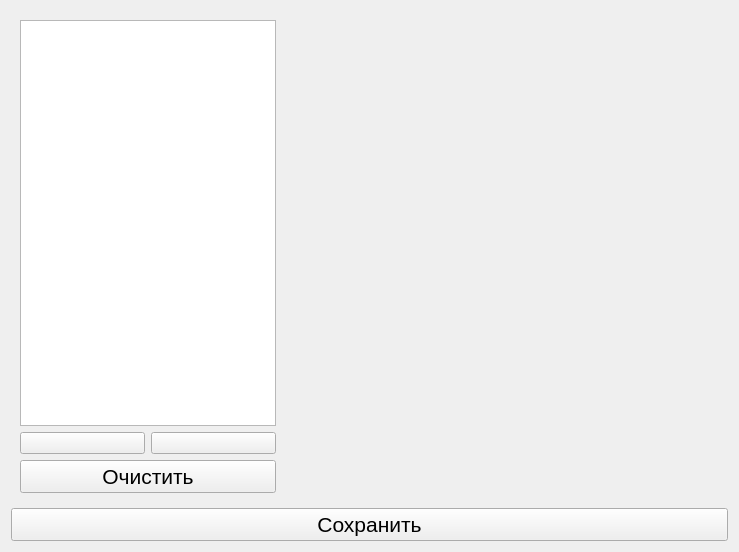
First picture: the form in PIconMaker/listed_widget.ui, repository SolovyovAA/PIconMaker, before the edit.
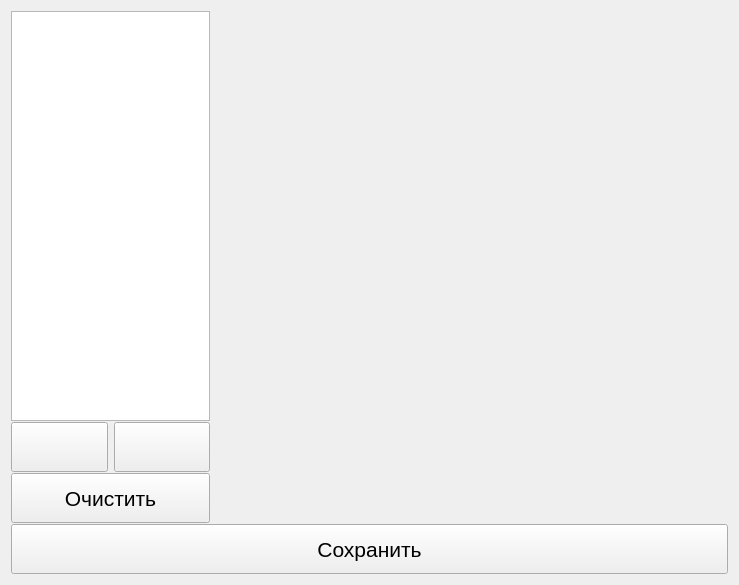
Second picture: the form after the edit. Icons and pictures are not drawn.

Commit message:
UI changes, block logic
Some changes in UI and release logic to block UI elements

The edit to the form file:
```diff
--- a/PIconMaker/listed_widget.ui
+++ b/PIconMaker/listed_widget.ui
@@ -14,12 +14,30 @@
    <string>Form</string>
   </property>
   <layout class="QGridLayout" name="gridLayout">
+   <property name="verticalSpacing">
+    <number>1</number>
+   </property>
    <item row="0" column="0">
     <widget class="QWidget" name="widget" native="true">
      <layout class="QHBoxLayout" name="horizontalLayout" stretch="0,2">
+      <property name="leftMargin">
+       <number>0</number>
+      </property>
+      <property name="topMargin">
+       <number>0</number>
+      </property>
+      <property name="rightMargin">
+       <number>0</number>
+      </property>
+      <property name="bottomMargin">
+       <number>0</number>
+      </property>
       <item>
        <widget class="QWidget" name="widget_2" native="true">
         <layout class="QVBoxLayout" name="verticalLayout">
+         <property name="spacing">
+          <number>1</number>
+         </property>
          <property name="leftMargin">
           <number>0</number>
          </property>
@@ -41,7 +59,7 @@
             <enum>QAbstractItemView::NoDragDrop</enum>
            </property>
            <property name="selectionMode">
-            <enum>QAbstractItemView::SingleSelection</enum>
+            <enum>QAbstractItemView::NoSelection</enum>
            </property>
            <property name="iconSize">
             <size>
@@ -86,6 +104,12 @@
             </property>
             <item>
              <widget class="QPushButton" name="btn_add">
+              <property name="minimumSize">
+               <size>
+                <width>0</width>
+                <height>50</height>
+               </size>
+              </property>
               <property name="text">
                <string/>
               </property>
@@ -103,6 +127,12 @@
             </item>
             <item>
              <widget class="QPushButton" name="btn_remove">
+              <property name="minimumSize">
+               <size>
+                <width>0</width>
+                <height>50</height>
+               </size>
+              </property>
               <property name="text">
                <string/>
               </property>
@@ -123,6 +153,12 @@
          </item>
          <item>
           <widget class="QPushButton" name="btn_clear">
+           <property name="minimumSize">
+            <size>
+             <width>0</width>
+             <height>50</height>
+            </size>
+           </property>
            <property name="font">
             <font>
              <pointsize>16</pointsize>
@@ -138,6 +174,12 @@
       </item>
       <item>
        <widget class="QWidget" name="w_iconView" native="true">
+        <property name="minimumSize">
+         <size>
+          <width>512</width>
+          <height>512</height>
+         </size>
+        </property>
         <layout class="QGridLayout" name="gridLayout_2">
          <item row="0" column="1">
           <spacer name="verticalSpacer">
@@ -206,6 +248,12 @@
    </item>
    <item row="1" column="0">
     <widget class="QPushButton" name="btn_save">
+     <property name="minimumSize">
+      <size>
+       <width>0</width>
+       <height>50</height>
+      </size>
+     </property>
      <property name="font">
       <font>
        <pointsize>16</pointsize>
```
The commit also changes 2 other files.
